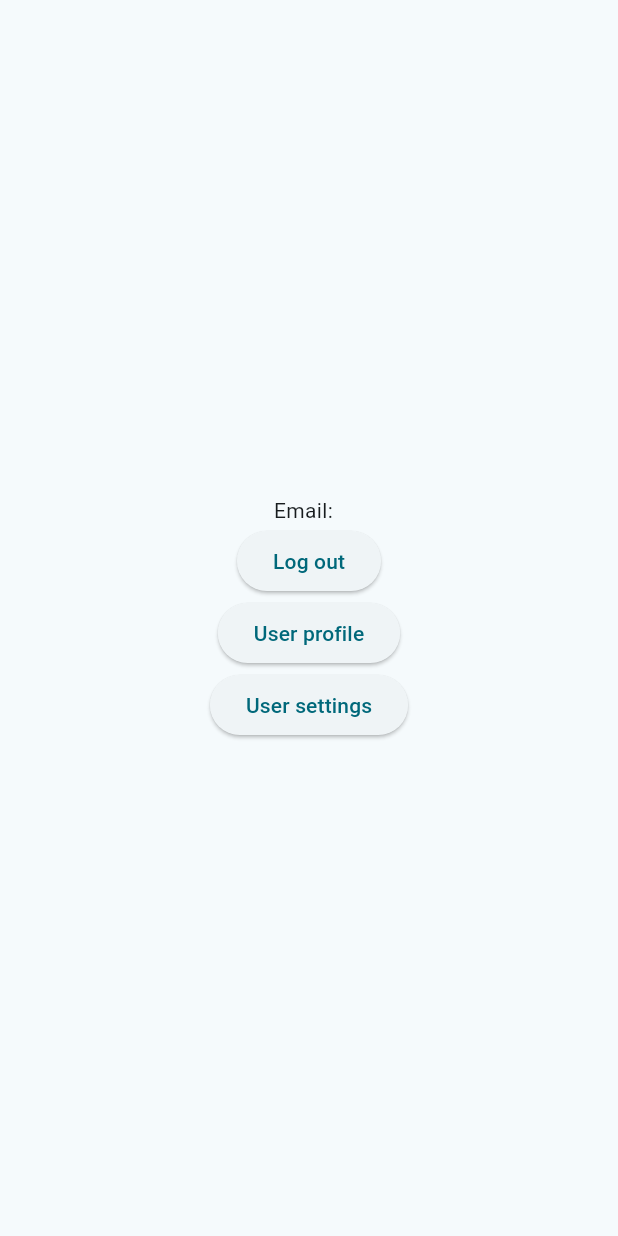
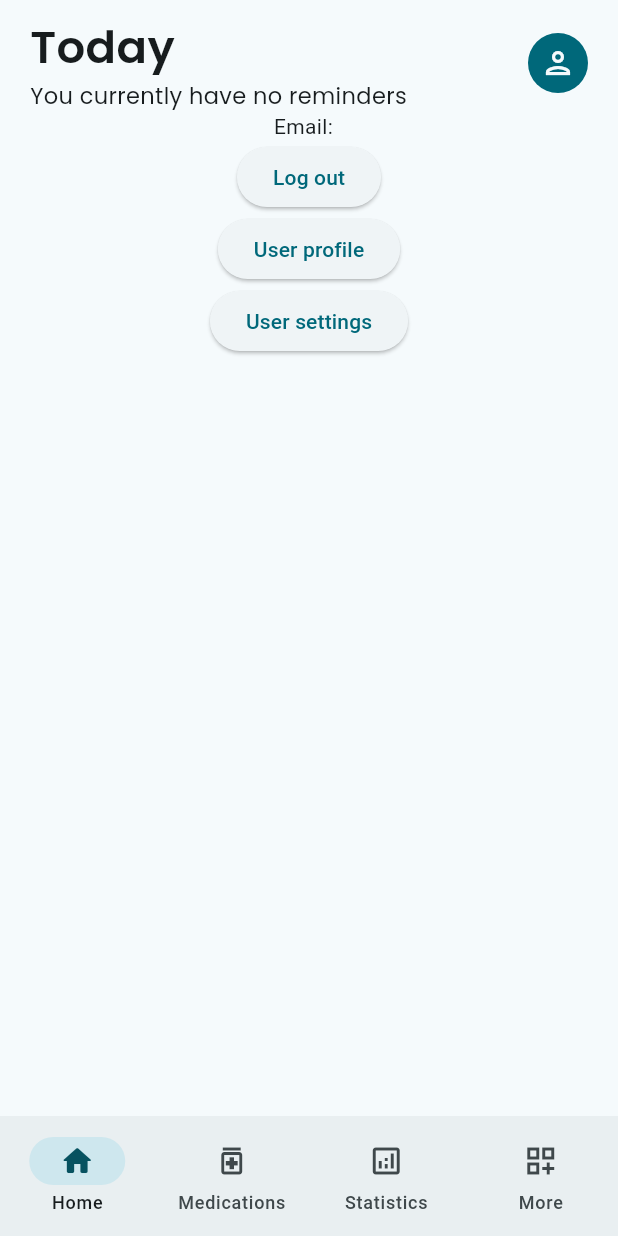
Before and after one commit to tounektimohamed/taqyem, a Flutter app: the screen it shows once a user with an empty profile is signed in, after a tap on "Log out", on a phone screen of 412 x 824 dp. Run offline on Flutter 3.47's test engine with Material 2 defaults, Android fonts, the phone set to English and light mode, and no system bars; our stand-ins replace cloud_firestore, firebase_auth, firebase_core, flutter_holo_date_picker, font_awesome_flutter, google_fonts; accounts and stored records are empty.

Commit message:
adding screens in dashboard

```diff
--- a/lib/screens/account_settings.dart
+++ b/lib/screens/account_settings.dart
@@ -104,7 +104,7 @@ class _SettingPageUIState extends State<SettingsPageUI> {
         children: [
           Container(
             alignment: Alignment.topLeft,
-            padding: const EdgeInsets.all(16),
+            padding: const EdgeInsets.fromLTRB(35, 0, 35, 0),
             child: const Row(
               mainAxisAlignment: MainAxisAlignment.spaceBetween,
               // crossAxisAlignment: CrossAxisAlignment.center,
--- a/lib/screens/dashboard.dart
+++ b/lib/screens/dashboard.dart
@@ -1,8 +1,13 @@
 import 'package:cloud_firestore/cloud_firestore.dart';
 import 'package:firebase_auth/firebase_auth.dart';
 import 'package:flutter/material.dart';
+import 'package:google_fonts/google_fonts.dart';
 import 'package:mymeds_app/screens/account_settings.dart';
+import 'package:mymeds_app/screens/home.dart';
+import 'package:mymeds_app/screens/medication.dart';
+import 'package:mymeds_app/screens/statistic.dart';
 import 'package:mymeds_app/screens/user_profile.dart';
+import 'package:mymeds_app/screens/settings.dart';
 
 class Dashboard extends StatefulWidget {
   const Dashboard({super.key});
@@ -13,6 +18,12 @@ class Dashboard extends StatefulWidget {
 
 class _DashboardState extends State<Dashboard> {
   final user = FirebaseAuth.instance.currentUser;
+
+  //bottom nav bar
+  int _selectedIndex = 0;
+
+  //Floating Action Button
+  bool isFABvisible = false;
 
   // // documnet IDs
   // List<String> docIDs = [];
@@ -37,41 +48,119 @@ class _DashboardState extends State<Dashboard> {
 
   @override
   Widget build(BuildContext context) {
+    //pages
+    final List<Widget> _pages = <Widget>[
+      //main page
+      Home(),
+      //medication
+      Mediaction(),
+      //statistic
+      Statistic(),
+      //settings
+      AppSettings(),
+    ];
+
+    //scaffold
     return Scaffold(
-      body: Center(
-        child: Column(
-          mainAxisAlignment: MainAxisAlignment.center,
-          children: [
-            Text(
-              'Email:  ${user!.email!}',
+      appBar: PreferredSize(
+        preferredSize: const Size.fromHeight(0),
+        child: AppBar(),
+      ),
+      body: SafeArea(
+        child: Center(
+          child: _pages.elementAt(_selectedIndex),
+        ),
+      ),
+      //floating action button
+      floatingActionButton: isFABvisible
+          ? FloatingActionButton(
+              onPressed: () {},
+              child: const Icon(Icons.add),
+              // shape: const RoundedRectangleBorder(
+              //   borderRadius: BorderRadius.all(
+              //     Radius.circular(50.0),
+              //   ),
+              // ),
+              backgroundColor: Theme.of(context).colorScheme.primary,
+              foregroundColor: Theme.of(context).colorScheme.background,
+            )
+          : null,
+      // floatingActionButtonLocation:
+      //     FloatingActionButtonLocation.miniCenterDocked,
+      //bottom navigation
+      bottomNavigationBar: NavigationBar(
+        // type: BottomNavigationBarType.fixed,
+        destinations: const [
+          //home
+          NavigationDestination(
+            icon: Icon(
+              Icons.home_outlined,
+              color: Color.fromRGBO(7, 82, 96, 1),
             ),
-            // Text(
-            //   'Name:  ${user!.displayName!}',
-            // ),
-            ElevatedButton(
-              onPressed: () {
-                FirebaseAuth.instance.signOut();
-              },
-              child: Text('Log out'),
+            label: 'Home',
+            selectedIcon: Icon(
+              Icons.home_rounded,
+              color: Color.fromRGBO(7, 82, 96, 1),
             ),
-            ElevatedButton(
-              onPressed: () {
-                Navigator.push(context, MaterialPageRoute(builder: (context) {
-                  return const UserProfile();
-                }));
-              },
-              child: Text('User profile'),
+          ),
+          //medications
+          NavigationDestination(
+            icon: Icon(
+              Icons.medication_outlined,
             ),
-            ElevatedButton(
-              onPressed: () {
-                Navigator.push(context, MaterialPageRoute(builder: (context) {
-                  return SettingsPageUI();
-                }));
-              },
-              child: Text('User settings'),
+            label: 'Medications',
+            selectedIcon: Icon(
+              Icons.medication,
+              color: Color.fromRGBO(7, 82, 96, 1),
             ),
-          ],
-        ),
+          ),
+          //history
+          NavigationDestination(
+            icon: Icon(
+              Icons.analytics_outlined,
+            ),
+            label: 'Statistics',
+            selectedIcon: Icon(
+              Icons.analytics_rounded,
+              color: Color.fromRGBO(7, 82, 96, 1),
+            ),
+          ),
+          //settings
+          NavigationDestination(
+            icon: Icon(
+              Icons.dashboard_customize_outlined,
+            ),
+            label: 'More',
+            selectedIcon: Icon(
+              Icons.dashboard_customize_rounded,
+              color: Color.fromRGBO(7, 82, 96, 1),
+            ),
+          ),
+        ],
+        // unselectedLabelStyle: GoogleFonts.poppins(
+        //   fontWeight: FontWeight.w400,
+        // ),
+        // selectedLabelStyle: GoogleFonts.poppins(
+        //   fontWeight: FontWeight.w600,
+        // ),
+        selectedIndex: _selectedIndex,
+        onDestinationSelected: (int) {
+          switch (int) {
+            case 1: //home
+              //show FAB in medication page
+              isFABvisible = true;
+              break;
+            case 0:
+            case 2:
+            case 3:
+              isFABvisible = false;
+              break;
+          }
+
+          setState(() {
+            _selectedIndex = int;
+          });
+        },
       ),
     );
   }
--- /dev/null
+++ b/lib/screens/home.dart
@@ -0,0 +1,115 @@
+import 'package:firebase_auth/firebase_auth.dart';
+import 'package:flutter/material.dart';
+import 'package:google_fonts/google_fonts.dart';
+import 'package:mymeds_app/screens/user_profile.dart';
+
+import 'account_settings.dart';
+
+class Home extends StatefulWidget {
+  const Home({super.key});
+
+  @override
+  State<Home> createState() => _HomeState();
+}
+
+class _HomeState extends State<Home> {
+  final user = FirebaseAuth.instance.currentUser;
+  @override
+  Widget build(BuildContext context) {
+    return Column(
+      children: [
+        Container(
+          padding: const EdgeInsets.fromLTRB(20, 10, 20, 0),
+          alignment: Alignment.topCenter,
+          child: Row(
+            mainAxisAlignment: MainAxisAlignment.spaceBetween,
+            children: [
+              Column(
+                crossAxisAlignment: CrossAxisAlignment.start,
+                children: [
+                  //title
+                  Text(
+                    'Today',
+                    style: GoogleFonts.poppins(
+                      fontSize: 30,
+                      fontWeight: FontWeight.w600,
+                    ),
+                  ),
+                  //reminder text
+                  Text(
+                    'You currently have no reminders',
+                    style: GoogleFonts.poppins(
+                      fontSize: 15,
+                      fontWeight: FontWeight.w400,
+                    ),
+                  ),
+                ],
+              ),
+              Column(
+                crossAxisAlignment: CrossAxisAlignment.start,
+                children: [
+                  GestureDetector(
+                    onTap: () {
+                      Navigator.push(
+                        context,
+                        MaterialPageRoute(
+                          builder: (context) {
+                            return SettingsPageUI();
+                          },
+                        ),
+                      );
+                    },
+                    child: CircleAvatar(
+                      radius: 20,
+                      child: const Icon(Icons.person_outlined),
+                      backgroundColor: Theme.of(context).colorScheme.primary,
+                      foregroundColor: Theme.of(context).colorScheme.surface,
+                    ),
+                  ),
+                ],
+              ),
+            ],
+          ),
+        ),
+        Text(
+          'Email:  ${user!.email!}',
+        ),
+        // Text(
+        //   'Name:  ${user!.displayName!}',
+        // ),
+        ElevatedButton(
+          onPressed: () {
+            FirebaseAuth.instance.signOut();
+          },
+          child: Text('Log out'),
+        ),
+        ElevatedButton(
+          onPressed: () {
+            Navigator.push(
+              context,
+              MaterialPageRoute(
+                builder: (context) {
+                  return const UserProfile();
+                },
+              ),
+            );
+          },
+          child: Text('User profile'),
+        ),
+        ElevatedButton(
+          onPressed: () {
+            Navigator.push(
+              context,
+              MaterialPageRoute(
+                builder: (context) {
+                  return SettingsPageUI();
+                },
+              ),
+            );
+          },
+          child: Text('User settings'),
+        ),
+      ],
+    );
+  }
+}
```
Also changed, not shown: lib/screens/medication.dart (added, +17 -0 lines), lib/screens/settings.dart (added, +17 -0 lines), lib/screens/statistic.dart (added, +17 -0 lines).
